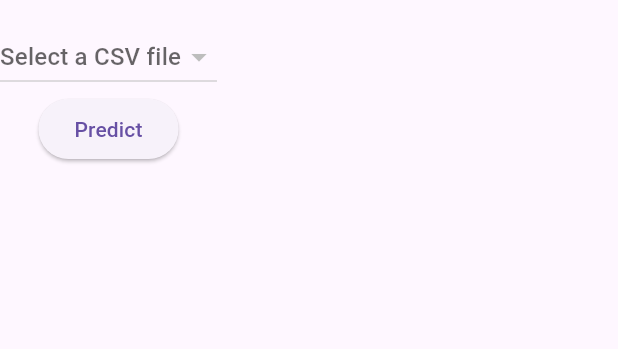
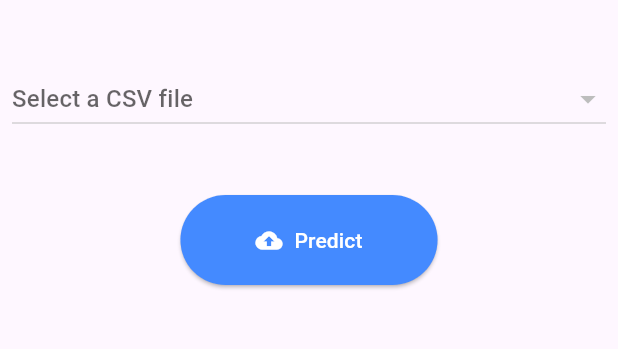
Before and after one commit to KaviHT/FishWhere, a Flutter app: the screen it shows after launch, on a phone screen of 412 x 824 dp, the part 63-412 px from its top. Run offline on Flutter 3.47's test engine with Material 3 defaults, Android fonts, the phone set to English and light mode, and no system bars; our stand-ins replace file_picker; network calls fail.

Commit message:
Display predictions in UI

```diff
--- a/flutter_app/lib/main.dart
+++ b/flutter_app/lib/main.dart
@@ -14,9 +14,26 @@
   _MyAppState createState() => _MyAppState();
 }
 
+// Prediction model
+// This class helps in parsing the JSON data fetched from the backend
+class Prediction {
+  final double lon;
+  final double lat;
+
+  Prediction({required this.lon, required this.lat});
+
+  factory Prediction.fromJson(Map<String, dynamic> json) {
+    return Prediction(
+      lon: json['lon'],
+      lat: json['lat'],
+    );
+  }
+}
+
 class _MyAppState extends State<MyApp> {
   String? _selectedFile;
   List<String> _files = [];
+  bool _showPredictions = false;
 
   @override
   void initState() {
@@ -65,6 +82,9 @@
           body: jsonEncode({'fileName': fileName}));
       if (response.statusCode == 200) {
         print('File processed successfully');
+        setState(() {
+          _showPredictions = true; // Show predictions after processing
+        });
       } else {
         print('Failed to process file');
       }
@@ -86,16 +106,37 @@
     }
   }
 
+  Future<List<Prediction>> _fetchPredictions() async {
+    var uri = Uri.parse('http://192.168.1.22:3000/predictions');
+    var response = await http.get(uri);
+    if (response.statusCode == 200) {
+      List jsonResponse = json.decode(response.body);
+      return jsonResponse.map((data) => Prediction.fromJson(data)).toList();
+    } else {
+      throw Exception('Failed to load predictions');
+    }
+  }
+
   @override
   Widget build(BuildContext context) {
     return MaterialApp(
+      theme: ThemeData(
+        primarySwatch: Colors.blueGrey,
+        buttonTheme: ButtonThemeData(buttonColor: Colors.blueAccent),
+        textTheme: TextTheme(bodyText2: TextStyle(color: Colors.blueGrey[900])),
+      ),
       home: Scaffold(
         appBar: AppBar(
           title: Text('FishWhere Prediction'),
         ),
-        body: Column(
+        body: Padding(
+          padding: EdgeInsets.all(8.0),
+          child: Column(
             children: <Widget>[
-            DropdownButton<String>(
+              Padding(
+                padding: const EdgeInsets.symmetric(vertical: 20.0),
+                child: DropdownButton<String>(
+                  isExpanded: true,
                   hint: Text('Select a CSV file'),
                   value: _selectedFile,
                   onChanged: (String? newValue) {
@@ -110,17 +151,50 @@
                     );
                   }).toList(),
                 ),
-            ElevatedButton(
+              ),
+              SizedBox(height: 20),
+              ElevatedButton.icon(
+                icon: Icon(Icons.cloud_upload),
+                label: Text('Predict'),
                 onPressed: () {
                   print("Button is working!");
                   if (_selectedFile != null) {
-                  // _uploadFile(_selectedFile!);
                     _processFile(_selectedFile!);
                   }
                 },
-              child: Text('Predict'),
+                style: ElevatedButton.styleFrom(
+                  primary: Colors.blueAccent,
+                  onPrimary: Colors.white,
+                  padding: EdgeInsets.symmetric(horizontal: 50, vertical: 20),
                 ),
+              ),
+              _showPredictions
+                  ? Expanded(
+                      child: FutureBuilder<List<Prediction>>(
+                        future: _fetchPredictions(),
+                        builder: (context, snapshot) {
+                          if (snapshot.connectionState ==
+                              ConnectionState.waiting) {
+                            return CircularProgressIndicator();
+                          } else if (snapshot.hasError) {
+                            return Text('Error: ${snapshot.error}');
+                          } else {
+                            return ListView.builder(
+                              itemCount: snapshot.data!.length,
+                              itemBuilder: (context, index) {
+                                return ListTile(
+                                  title: Text(
+                                      'Longitude: ${snapshot.data![index].lon}, Latitude: ${snapshot.data![index].lat}'),
+                                );
+                              },
+                            );
+                          }
+                        },
+                      ),
+                    )
+                  : Container(),
             ],
+          ),
         ),
       ),
     );
```
Also changed, not shown: 1 other file. Lines whose indentation alone changed are shown as unchanged.
